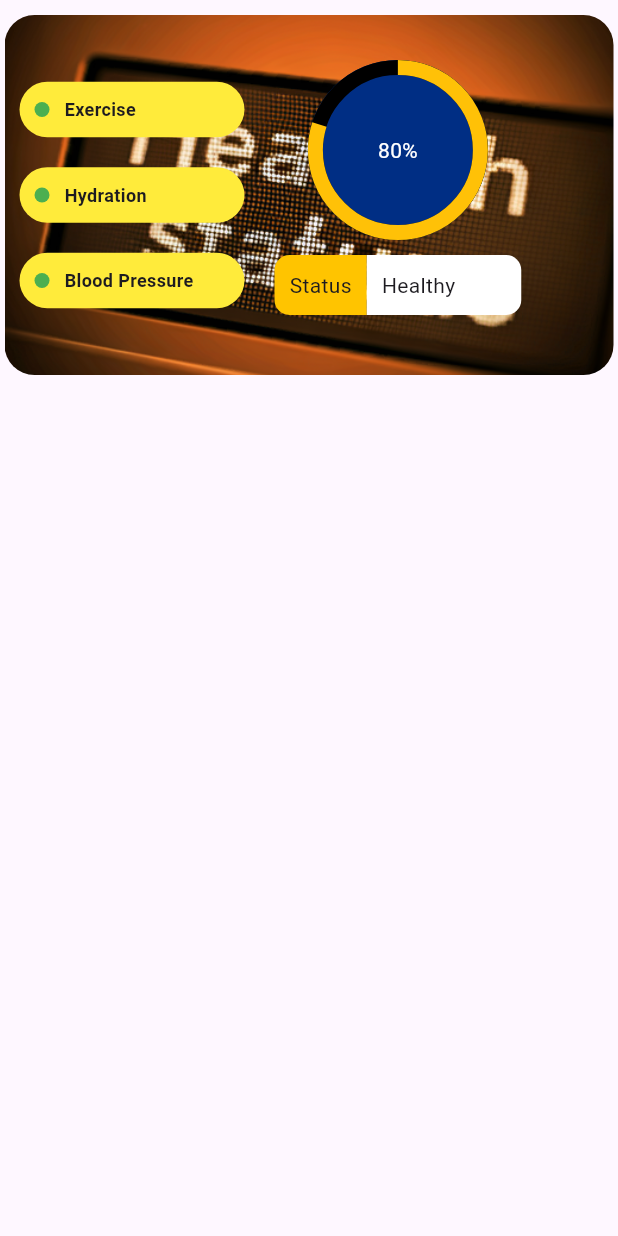
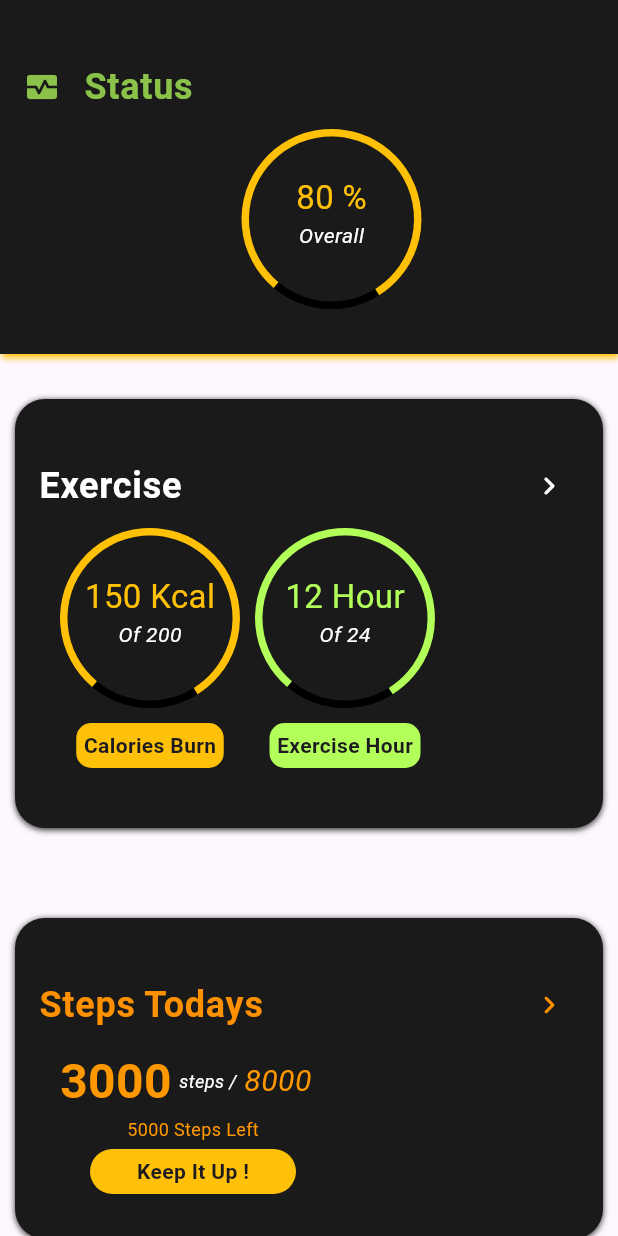
Before and after one commit to JEDIWONG/Flutter-Mobile-App-HealthMatrix, a Flutter app: the Home screen opened directly, on a phone screen of 412 x 824 dp. Run offline on Flutter 3.47's test engine with Material 3 defaults, Android fonts, the phone set to English and light mode, and no system bars; drawn by our look-alikes of percent_indicator; our stand-ins replace smooth_page_indicator.

Commit message:
update and fixes

```diff
--- a/lib/component/exercise.dart
+++ b/lib/component/exercise.dart
@@ -1,21 +1,129 @@
 import 'package:flutter/material.dart';
+import 'package:percent_indicator/circular_percent_indicator.dart';
 
 class Exercise extends StatelessWidget{
-  const Exercise({super.key});
+  const Exercise({super.key, required this.currKcal, required this.goalKcal, required this.currTime, required this.goalTime});
+
+  final int currKcal;
+  final int goalKcal;
+  final int currTime;
+  final int goalTime;
 
   @override
   Widget build(BuildContext context) {
     return Container(
+      margin: const EdgeInsets.symmetric(vertical: 30,horizontal: 10),
+      padding: const EdgeInsets.symmetric(vertical: 30),
       decoration: const BoxDecoration(
-        color: Colors.white,
+        color: Color.fromARGB(255, 26, 26, 26),
         borderRadius: BorderRadius.all(Radius.circular(20)),
+        boxShadow: [
+          BoxShadow(
+            blurRadius: 3,
+            blurStyle: BlurStyle.normal,
+            color: Color.fromARGB(255, 49, 49, 49),
+            offset: Offset(0, 1),
+          )
+        ]
       ),
-      child: const Row(
+      child: Column(
         children: [
+
+          const ListTile(
+            title:Text("Exercise",style: TextStyle(color: Colors.white,fontWeight: FontWeight.bold,fontSize: 24),),
+            trailing: Icon(Icons.navigate_next_rounded,color: Colors.white,),
+          ),
+          Container(
+            margin: const EdgeInsets.only(left: 30),
+            child:  Row(
+              children: [
+                Column(
+                  children: [
+
+                    CircularPercentIndicator(
+                      startAngle: 220,
+                      radius: 60.0,
+                      lineWidth: 5.0,
+                      percent: 0.8,
+                      center:Container(
+                        margin: const EdgeInsets.only(top: 30),
+                        child:  Column(
+                          children: [
+                            Text("$currKcal Kcal",style: const TextStyle(color: Colors.amber,fontSize: 22),),
+                            Text("Of $goalKcal",style: const TextStyle(color: Colors.white,fontStyle: FontStyle.italic),),
+                          ],
+                        ),
+                      ),
+                      backgroundColor: Colors.black,
+                      progressColor: Colors.amber,
+                    ),
+
+                    Container(
+                      margin: const EdgeInsets.symmetric(vertical: 10),
+                      padding: const EdgeInsets.all(5),
+                      decoration: const BoxDecoration(
+                        borderRadius: BorderRadius.all(Radius.circular(10)),
+                        color: Colors.amber,
+                      ),
+                      child: const Align(
+                        alignment: Alignment.bottomCenter,
+                        child: Row(
+                          children: [
+                            Text("Calories Burn",style: TextStyle(fontWeight: FontWeight.bold),)
+                          ],
+                        )
+                      ),
+                    ),
+                  ],
+                ),
+                SizedBox(width: 10,),
+                Column(
+                  children: [
+                    CircularPercentIndicator(
+                      startAngle: 220,
+                      radius: 60.0,
+                      lineWidth: 5.0,
+                      percent: 0.8,
+                      center:Container(
+                        margin: const EdgeInsets.only(top: 30),
+                        child:  Column(
+                          children: [
+                            Text("$currTime Hour",style: const TextStyle(color: Colors.lightGreenAccent,fontSize: 22),),
+                            Text("Of $goalTime",style: const TextStyle(color: Colors.white,fontStyle: FontStyle.italic),),
+                          ],
+                        ),
+                      ),
+                      backgroundColor: Colors.black,
+                      progressColor: Colors.lightGreenAccent,
+                    ),
+
+                    Container(
+                      margin: const EdgeInsets.symmetric(vertical: 10),
+                      padding: const EdgeInsets.all(5),
+                      decoration: const BoxDecoration(
+                        borderRadius: BorderRadius.all(Radius.circular(10)),
+                        color: Colors.lightGreenAccent,
+                      ),
+                      child: const Align(
+                        alignment: Alignment.bottomCenter,
+                        child: Row(
+                          children: [
+                            Text("Exercise Hour",style: TextStyle(fontWeight: FontWeight.bold),)
+                          ],
+                        )
+                      ),
+                    ),
+                  ],
+                )
+
+
+              ],
+            ),
+          ),
+
 
         ],
       ),
     );
   }
-
 }
--- a/lib/component/health_monitor.dart
+++ b/lib/component/health_monitor.dart
@@ -1,6 +1,4 @@
 import "package:flutter/material.dart";
-import "package:health_matrix/component/metric_bar.dart";
-import "package:health_matrix/component/metric_tag.dart";
 import "package:percent_indicator/circular_percent_indicator.dart";
 
 class HealthMonitor extends StatelessWidget{
@@ -9,55 +7,46 @@ class HealthMonitor extends StatelessWidget{
   @override
   Widget build(BuildContext context) {
     return Container(
-      width: MediaQuery.sizeOf(context).width,
-      margin: const EdgeInsets.fromLTRB(3,10,3,0),
-      padding: const EdgeInsets.fromLTRB(0,30,0,30),
+      padding: const EdgeInsets.symmetric(vertical: 30),
       decoration: const BoxDecoration(
-        borderRadius: BorderRadius.all(Radius.circular(20)),
-        image: DecorationImage(
-          image: AssetImage("assets/images/dashboard/monitor.png"),
-          fit: BoxFit.cover
-        )
+        color: Color.fromARGB(255, 26, 26, 26),
+        boxShadow: [
+          BoxShadow(
+            blurRadius: 3,
+            blurStyle: BlurStyle.normal,
+            color: Colors.amber,
+            offset: Offset(1, 3),
+          )
+        ]
       ),
-      child:  Row(
+      child: Column(
         children: [
-          const Column(
-            children: [
-              Align(
-                alignment: Alignment.topLeft,
-                child: Column(
+
+          const ListTile(
+            leading: Icon(Icons.monitor_heart_rounded,color: Colors.lightGreen,),
+            title:Text("Status",style: TextStyle(color: Colors.lightGreen,fontWeight: FontWeight.bold,fontSize: 24),),
+          ),
+          Container(
+            margin: const EdgeInsets.only(left: 30),
+            child:  CircularPercentIndicator(
+              startAngle: 220,
+              radius: 60.0,
+              lineWidth: 5.0,
+              percent: 0.8,
+              center:Container(
+                margin: const EdgeInsets.only(top: 30),
+                child:  const Column(
                   children: [
-                    MetricTag(title: "Exercise",normal: true,),
-                    MetricTag(title: "Hydration",normal: true,),
-                    MetricTag(title: "Blood Pressure",normal: true,),
-
+                    Text("80 %",style:  TextStyle(color: Colors.amber,fontSize: 22),),
+                    Text("Overall",style: TextStyle(color: Colors.white,fontStyle: FontStyle.italic),),
                   ],
                 ),
-              )
+              ),
+              backgroundColor: Colors.black,
+              progressColor: Colors.amber,
+            ),
 
-            ],
           ),
-          Column(
-            children: [
-              Container(
-                padding: const EdgeInsets.all(0),
-                decoration: const BoxDecoration(
-                  color: Color.fromARGB(255, 0, 46, 132),
-                  shape: BoxShape.circle,
-                ),
-                child: CircularPercentIndicator(
-                  radius: 60.0,
-                  lineWidth: 10.0,
-                  percent: 0.8,
-                  center: const Text("80%",style: TextStyle(color: Colors.white),),
-                  backgroundColor: Colors.black,
-                  progressColor: Colors.amber,
-                ),
-              ),
-              const MetricBar(title: "Status", desc: "Healthy"),
-
-            ],
-          )
 
 
         ],
--- /dev/null
+++ b/lib/component/walks.dart
@@ -0,0 +1,80 @@
+import 'package:flutter/material.dart';
+
+class Walks extends StatelessWidget{
+  const Walks({super.key, required this.stepsNo, required this.stepsGoals});
+
+  final int stepsNo;
+  final int stepsGoals;
+
+  int getStepsLeft() {
+    int stepsLeft = stepsGoals - stepsNo;
+    return stepsLeft > 0 ? stepsLeft : 0;
+  }
+
+  @override
+  Widget build(BuildContext context) {
+    return Container(
+      margin: const EdgeInsets.symmetric(vertical: 30,horizontal: 10),
+      padding: const EdgeInsets.symmetric(vertical: 30),
+      decoration: const BoxDecoration(
+        color: Color.fromARGB(255, 26, 26, 26),
+        borderRadius: BorderRadius.all(Radius.circular(20)),
+        boxShadow: [
+          BoxShadow(
+            blurRadius: 3,
+            blurStyle: BlurStyle.normal,
+            color: Color.fromARGB(255, 49, 49, 49),
+            offset: Offset(0, 1),
+          )
+        ]
+      ),
+      child: Column(
+        children: [
+
+          const ListTile(
+            title:Text("Steps Todays",style: TextStyle(color: Color.fromARGB(255, 255, 145, 0),fontWeight: FontWeight.bold,fontSize: 24),),
+            trailing: Icon(Icons.navigate_next_rounded,color: Color.fromARGB(255, 255, 145, 0),),
+          ),
+
+          Container(
+            margin: const EdgeInsets.only(left: 30),
+            child:  Row(
+              children: [
+                Text("$stepsNo",style: const TextStyle(fontSize: 32,fontWeight: FontWeight.bold,color: Colors.orange)),
+                const SizedBox(width: 5,),
+                const Text("steps /",style: TextStyle(fontSize: 12,color: Colors.white,fontStyle: FontStyle.italic)),
+                const SizedBox(width: 5,),
+                Text("$stepsGoals",style: const TextStyle(fontSize: 20,color: Colors.orange,fontStyle: FontStyle.italic))
+              ],
+            ),
+          ),
+
+
+          Container(
+            alignment: Alignment.centerLeft,
+            margin: const EdgeInsets.only(left: 50),
+            child: Column(
+              children: [
+                Text("${getStepsLeft()} Steps Left", style: const TextStyle(color: Colors.orange, fontSize: 12)),
+                Container(
+                  width: MediaQuery.sizeOf(context).width/3,
+                  margin: const EdgeInsets.only(top: 5),
+                  padding: const EdgeInsets.symmetric(vertical: 5),
+                  decoration: const BoxDecoration(
+                    color: Colors.amber,
+                    borderRadius: BorderRadius.all(Radius.circular(20)),
+                  ),
+                  child: const Center(
+                    child: Text("Keep It Up !",style: TextStyle(fontSize: 14,fontWeight: FontWeight.bold),),
+                  ),
+                )
+              ],
+            ),
+          )
+
+        ],
+      ),
+    );
+  }
+
+}
--- a/lib/screen/home.dart
+++ b/lib/screen/home.dart
@@ -1,6 +1,11 @@
 import 'package:flutter/material.dart';
+import 'package:health_matrix/component/bp.dart';
 import 'package:health_matrix/component/exercise.dart';
 import 'package:health_matrix/component/health_monitor.dart';
+import 'package:health_matrix/component/heart_beat.dart';
+import 'package:health_matrix/component/hydration.dart';
+import 'package:health_matrix/component/walks.dart';
+
 
 class Home extends StatelessWidget{
   const Home({super.key});
@@ -10,12 +15,18 @@ class Home extends StatelessWidget{
 
     return const Scaffold(
 
-      body: Column(
-        children: [
-          HealthMonitor(),
-          Exercise()
-        ],
-      ),
+      body: SingleChildScrollView(
+        child: Column(
+          children: [
+            HealthMonitor(),
+            Exercise(currKcal: 150, goalKcal: 200, currTime: 12, goalTime: 24),
+            Walks(stepsNo: 3000,stepsGoals: 8000,),
+            Hydration(currMl: 1000,goalMl: 3700,),
+            Bp(sys: 101, dia: 59),
+            HeartBeat(bpm: 89),
+          ],
+        ),
+      )
     );
   }
 
```
Also changed, not shown: lib/component/bp.dart (added, +86 -0 lines), lib/component/heart_beat.dart (added, +77 -0 lines), lib/component/hydration.dart (added, +97 -0 lines), flutter_01.png (added).
